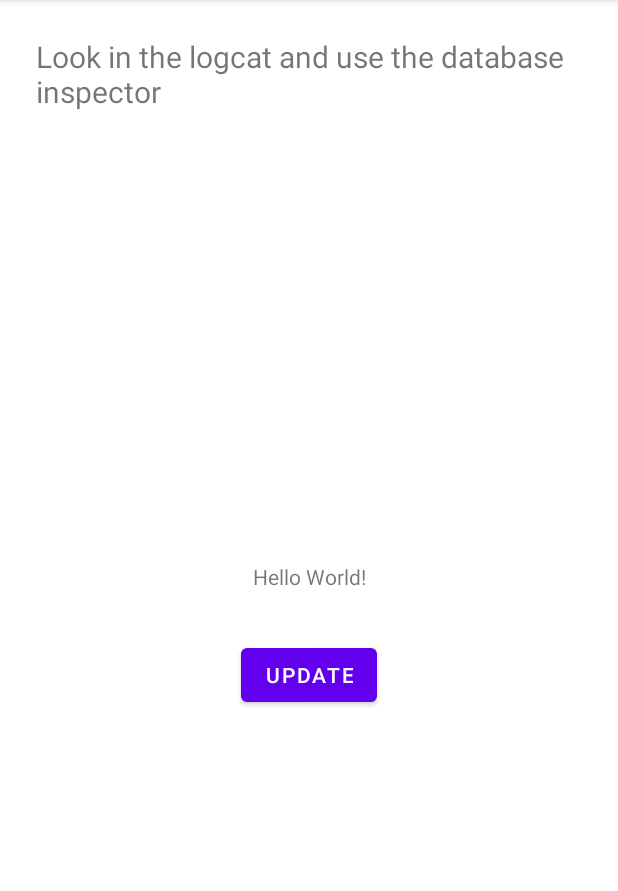
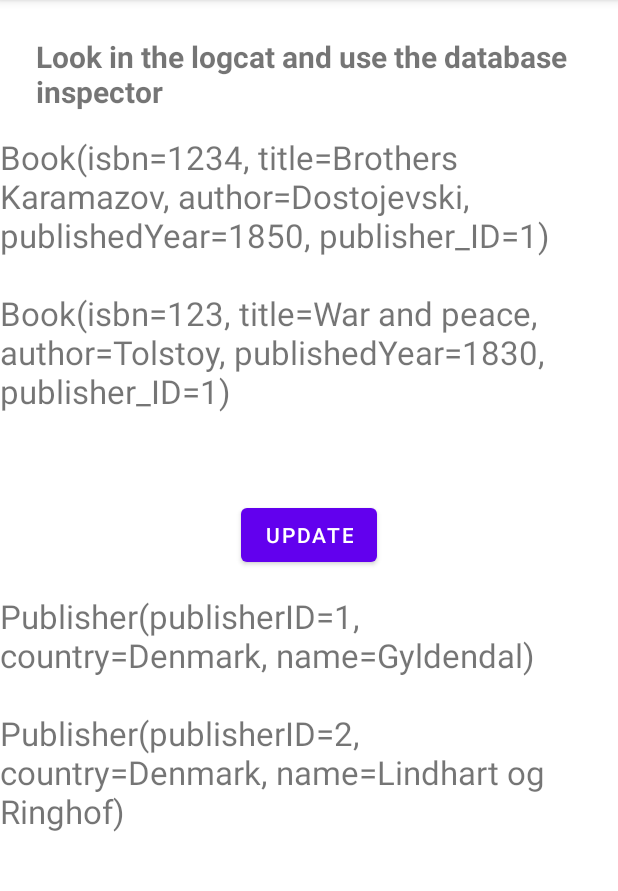
Before and after one commit to zaifrun/RoomExample, an Android app: the screen it shows after launch (MainActivity), on a phone screen of 412 x 824 dp, the part 84-975 px from its top. Run offline under Robolectric (Android 15) with nearby library versions, the phone set to English and light mode, and no system bars; our stand-ins replace Room's generated code.

Commit message:
Updated UI

```diff
--- a/app/build.gradle
+++ b/app/build.gradle
@@ -26,6 +26,11 @@ android {
             proguardFiles getDefaultProguardFile('proguard-android-optimize.txt'), 'proguard-rules.pro'
         }
     }
+
+    buildFeatures {
+        viewBinding true
+    }
+
     compileOptions {
         sourceCompatibility JavaVersion.VERSION_1_8
         targetCompatibility JavaVersion.VERSION_1_8
--- a/app/src/main/java/org/pondar/roomexample/MainActivity.kt
+++ b/app/src/main/java/org/pondar/roomexample/MainActivity.kt
@@ -6,10 +6,14 @@ import androidx.appcompat.app.AppCompatActivity
 import androidx.lifecycle.Observer
 import androidx.lifecycle.ViewModelProvider
 import kotlinx.android.synthetic.main.activity_main.*
+import org.pondar.roomexample.databinding.ActivityMainBinding
 
 class MainActivity : AppCompatActivity() {
 
     lateinit var viewModel: MainViewModel
+
+    private lateinit var binding: ActivityMainBinding
+
 
 
     override fun onCreate(savedInstanceState: Bundle?) {
@@ -21,13 +25,21 @@ class MainActivity : AppCompatActivity() {
         // To insert some test data - NOTE: also clears the database
        viewModel.addTestData()
 
+        binding = ActivityMainBinding.inflate(layoutInflater)
+        val view = binding.root
+        setContentView(view)
+
         Repository.getAllBooks().observe(this, Observer{
             if (it.size > 0) {
                 viewModel.books = it
                 //update UI
                 Log.d("ReceivedData", "Books from database")
-                for (book in it)
+                var res = ""
+                for (book in it) {
                     Log.d("Book:", book.toString())
+                    res+=book.toString()+"\n\n"
+                }
+                binding.booksTextView.text = res
             }
         })
 
@@ -37,8 +49,12 @@ class MainActivity : AppCompatActivity() {
             Log.d("ReceivedData", "Publishers from database")
             viewModel.publishers = it
             //update UI here for instance.
-            for (publisher in it)
+            var res = ""
+            for (publisher in it) {
                 Log.d("Publisher:", publisher.toString())
+                res+=publisher.toString()+"\n\n"
+            }
+            binding.publisherTextView.text = res
 
             Repository.getAllBooksFromPublisher(it.get(0)).observe(this,Observer {
                 viewModel.publishersWithBook = it
--- a/app/src/main/java/org/pondar/roomexample/models/PublishersWithBooks.kt
+++ b/app/src/main/java/org/pondar/roomexample/models/PublishersWithBooks.kt
@@ -7,8 +7,8 @@ data class PublishersWithBooks(
     @Embedded
     val publisher: Publisher,
     @Relation(
-        parentColumn = "publisherID",
-        entityColumn = "publisher_ID"
+        parentColumn = "publisherID", //from publisher table
+        entityColumn = "publisher_ID" //from books table
     )
     val books: List<Book>
 
--- a/app/src/main/res/layout/activity_main.xml
+++ b/app/src/main/res/layout/activity_main.xml
@@ -1,41 +1,60 @@
 <?xml version="1.0" encoding="utf-8"?>
-<androidx.constraintlayout.widget.ConstraintLayout xmlns:android="http://schemas.android.com/apk/res/android"
+<androidx.core.widget.NestedScrollView xmlns:android="http://schemas.android.com/apk/res/android"
+    android:layout_width="match_parent"
+    android:layout_height="match_parent"
+    xmlns:tools="http://schemas.android.com/tools"
     xmlns:app="http://schemas.android.com/apk/res-auto"
-    xmlns:tools="http://schemas.android.com/tools"
+    android:fillViewport="true">
+
+<androidx.constraintlayout.widget.ConstraintLayout
     android:layout_width="match_parent"
     android:layout_height="match_parent"
     tools:context=".MainActivity">
 
     <TextView
-        android:id="@+id/textView"
+        android:id="@+id/booksTextView"
         android:layout_width="wrap_content"
         android:layout_height="wrap_content"
-        android:text="Hello World!"
-        app:layout_constraintBottom_toBottomOf="parent"
+        android:text=""
+        android:layout_marginTop="15dp"
+        android:textSize="22sp"
         app:layout_constraintLeft_toLeftOf="parent"
         app:layout_constraintRight_toRightOf="parent"
-        app:layout_constraintTop_toTopOf="parent" />
+        app:layout_constraintTop_toBottomOf="@id/header" />
 
     <Button
         android:id="@+id/updateButton"
         android:layout_width="wrap_content"
         android:layout_height="wrap_content"
-        android:layout_marginTop="32dp"
+        android:layout_marginTop="5dp"
         android:text="@string/update"
         app:layout_constraintEnd_toEndOf="parent"
         app:layout_constraintStart_toStartOf="parent"
-        app:layout_constraintTop_toBottomOf="@+id/textView" />
+        app:layout_constraintTop_toBottomOf="@+id/booksTextView" />
 
     <TextView
-        android:id="@+id/textView3"
+        android:id="@+id/publisherTextView"
+        android:layout_width="wrap_content"
+        android:layout_height="wrap_content"
+        android:text=""
+        android:textSize="22sp"
+        android:layout_marginTop="15dp"
+        app:layout_constraintLeft_toLeftOf="parent"
+        app:layout_constraintRight_toRightOf="parent"
+        app:layout_constraintTop_toBottomOf="@id/updateButton" />
+
+    <TextView
+        android:id="@+id/header"
         android:layout_width="wrap_content"
         android:layout_height="wrap_content"
         android:layout_marginStart="24dp"
         android:layout_marginTop="24dp"
         android:text="@string/look_in_the_logcat_and_use_the_database_inspector"
         android:textSize="20sp"
+        android:textStyle="bold"
         app:layout_constraintStart_toStartOf="parent"
         app:layout_constraintTop_toTopOf="parent"
         tools:text="Look in the logcat and use the database inspector" />
 
 </androidx.constraintlayout.widget.ConstraintLayout>
+</androidx.core.widget.NestedScrollView>
```
